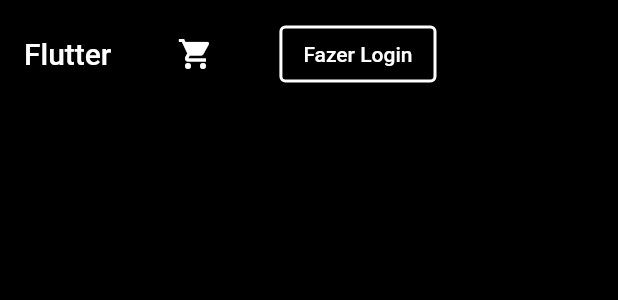
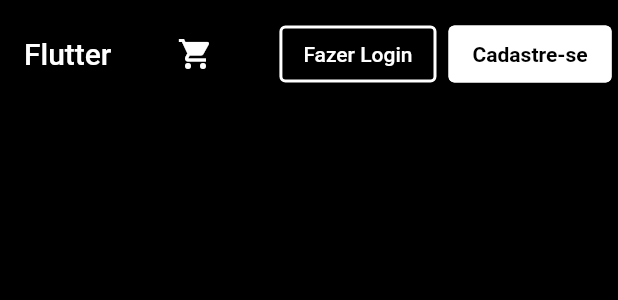
Before and after one commit to MiqueiasLima/FlutterLayoutResponsivo, a Flutter app: the Web_App_Bar widget shown alone on an empty page, opened directly, on a phone screen of 412 x 824 dp. Shown: the top 300 px of the screen. Run offline on Flutter 3.47's test engine with Material 2 defaults, Android fonts, the phone set to English and light mode, and no system bars.

Commit message:
Add Button "Casdastre-se"

```diff
--- a/lib/pages/home/widgets/appbar/Web_App_Bar.dart
+++ b/lib/pages/home/widgets/appbar/Web_App_Bar.dart
@@ -28,6 +28,20 @@ class Web_App_Bar extends StatelessWidget {
               ),
               child: Text("Fazer Login"),
             ),
+          ),
+          const SizedBox(width: 8,),
+          SizedBox(
+            height: 38,
+            child: ElevatedButton(
+              onLongPress: (){},
+              style: ElevatedButton.styleFrom(
+                  primary: Colors.white,
+                  onPrimary: Colors.black,
+                  textStyle: TextStyle(fontWeight: FontWeight.bold),
+                  side: BorderSide(width: 2, color: Colors.white)
+              ),
+              child: Text("Cadastre-se"),
+            ),
           )
         ],
       ),
```
